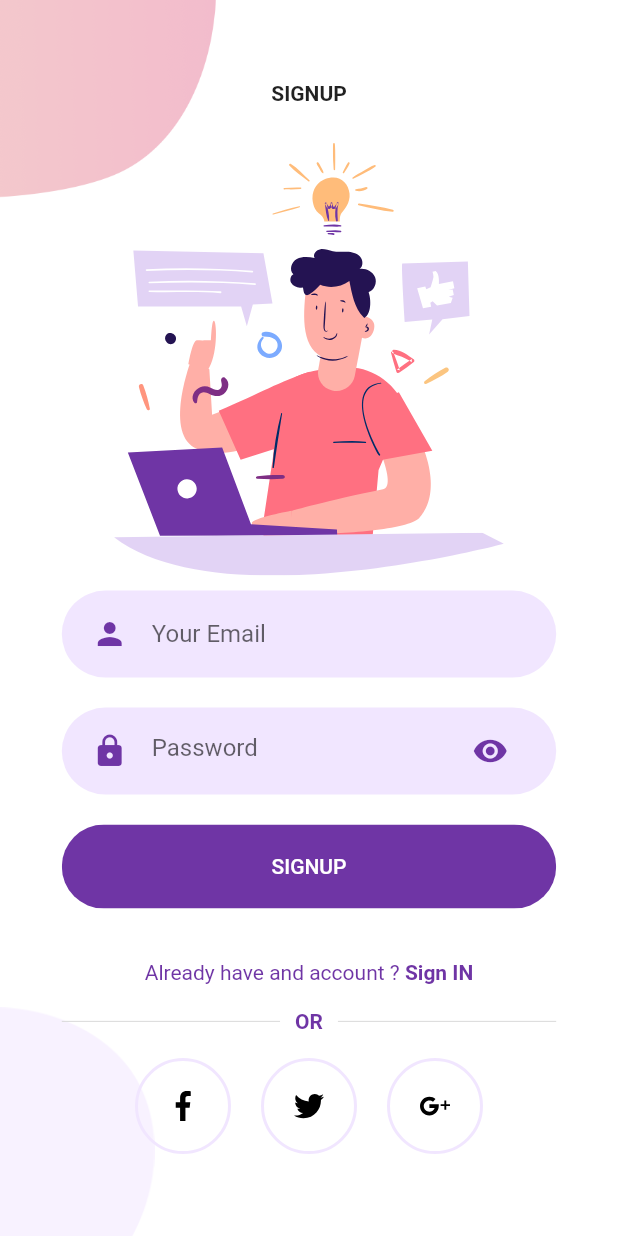
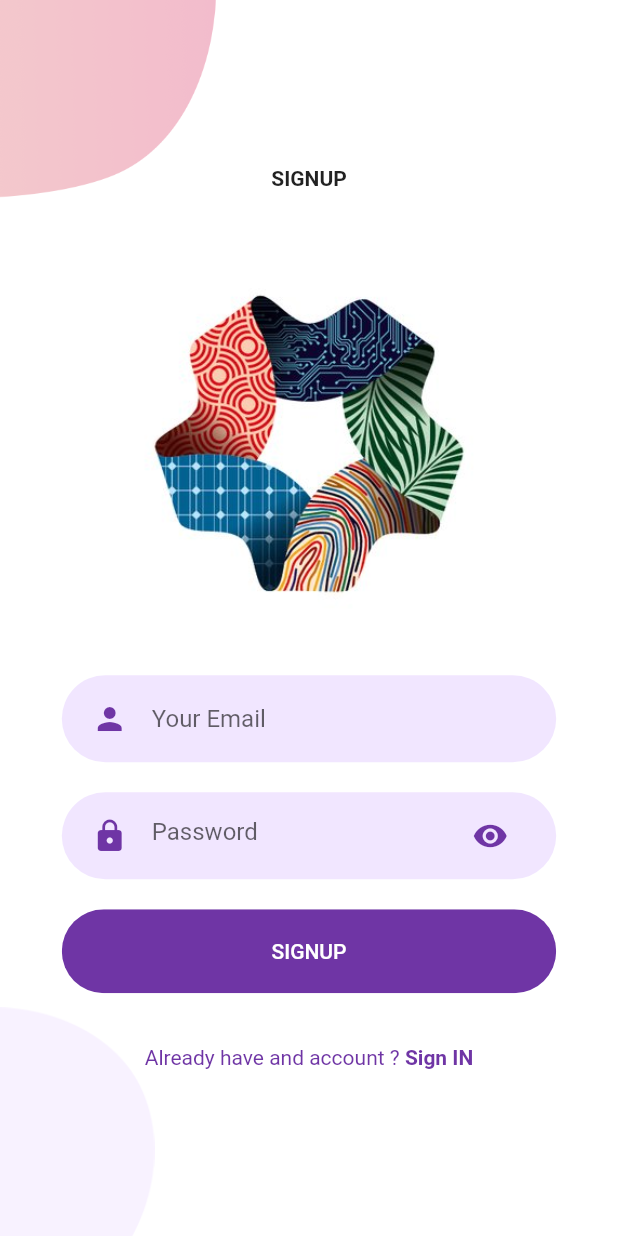
Before and after one commit to abdullahgolam/NEM, a Flutter app: the SignUpScreen screen opened directly, on a phone screen of 412 x 824 dp. Run offline on Flutter 3.47's test engine with Material 2 defaults, Android fonts, the phone set to English and light mode, and no system bars; our stand-ins replace flutter_svg.

Commit message:
Update body.dart

```diff
--- a/nem/lib/Screens/Signup/components/body.dart
+++ b/nem/lib/Screens/Signup/components/body.dart
@@ -24,8 +24,12 @@ class Body extends StatelessWidget {
               style: TextStyle(fontWeight: FontWeight.bold),
             ),
             SizedBox(height: size.height * 0.03),
-            SvgPicture.asset(
-              "assets/icons/signup.svg",
+//            SvgPicture.asset(
+//              "assets/icons/signup.svg",
+//              height: size.height * 0.35,
+//            ),
+            Image.asset(
+              "assets/icons/HngcBzxf_400x400.jpg",
               height: size.height * 0.35,
             ),
             RoundedInputField(
@@ -53,24 +57,24 @@ class Body extends StatelessWidget {
                 );
               },
             ),
-            OrDivider(),
-            Row(
-              mainAxisAlignment: MainAxisAlignment.center,
-              children: <Widget>[
-                SocalIcon(
-                  iconSrc: "assets/icons/facebook.svg",
-                  press: () {},
-                ),
-                SocalIcon(
-                  iconSrc: "assets/icons/twitter.svg",
-                  press: () {},
-                ),
-                SocalIcon(
-                  iconSrc: "assets/icons/google-plus.svg",
-                  press: () {},
-                ),
-              ],
-            )
+            // OrDivider(),
+//            Row(
+//              mainAxisAlignment: MainAxisAlignment.center,
+//              children: <Widget>[
+//                SocalIcon(
+//                  iconSrc: "assets/icons/facebook.svg",
+//                  press: () {},
+//                ),
+//                SocalIcon(
+//                  iconSrc: "assets/icons/twitter.svg",
+//                  press: () {},
+//                ),
+//                SocalIcon(
+//                  iconSrc: "assets/icons/google-plus.svg",
+//                  press: () {},
+//                ),
+//              ],
+//            )
           ],
         ),
       ),
```
